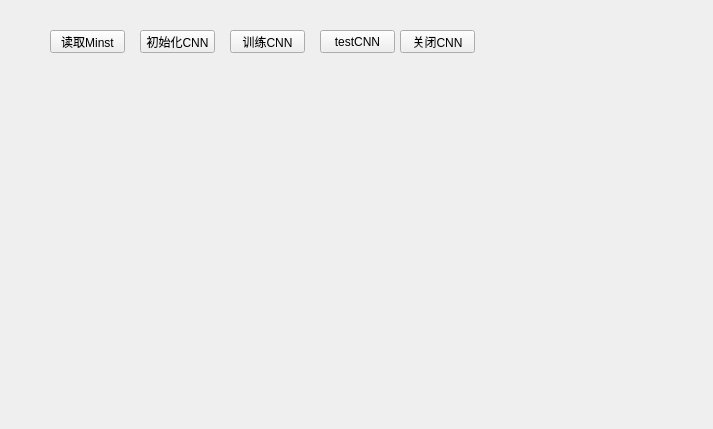
wzonline1982/QTcode, file 10/cnn_thr/widget.ui: the form before one commit.
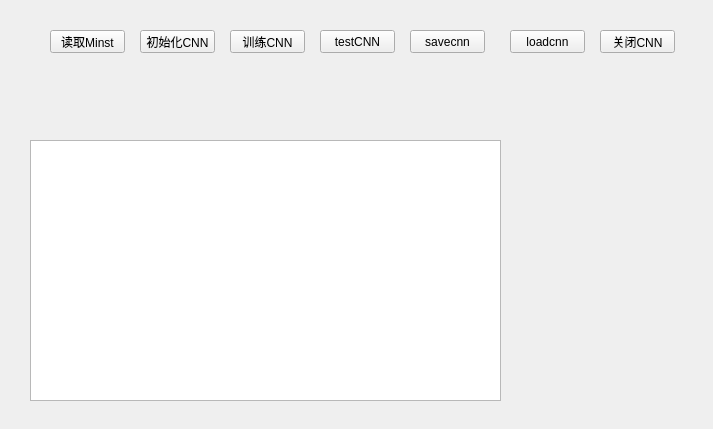
The form after the commit.

What changed in the file:
```diff
--- a/10/cnn_thr/widget.ui
+++ b/10/cnn_thr/widget.ui
@@ -42,7 +42,7 @@
   <widget class="QPushButton" name="pushButton">
    <property name="geometry">
     <rect>
-     <x>400</x>
+     <x>600</x>
      <y>30</y>
      <width>75</width>
      <height>23</height>
@@ -78,6 +78,42 @@
     <string>testCNN</string>
    </property>
   </widget>
+  <widget class="QPushButton" name="pushButton_4">
+   <property name="geometry">
+    <rect>
+     <x>410</x>
+     <y>30</y>
+     <width>75</width>
+     <height>23</height>
+    </rect>
+   </property>
+   <property name="text">
+    <string>savecnn</string>
+   </property>
+  </widget>
+  <widget class="QPushButton" name="pushButton_5">
+   <property name="geometry">
+    <rect>
+     <x>510</x>
+     <y>30</y>
+     <width>75</width>
+     <height>23</height>
+    </rect>
+   </property>
+   <property name="text">
+    <string>loadcnn</string>
+   </property>
+  </widget>
+  <widget class="QTextBrowser" name="textBrowser">
+   <property name="geometry">
+    <rect>
+     <x>30</x>
+     <y>140</y>
+     <width>471</width>
+     <height>261</height>
+    </rect>
+   </property>
+  </widget>
  </widget>
  <layoutdefault spacing="6" margin="11"/>
  <resources/>
```
